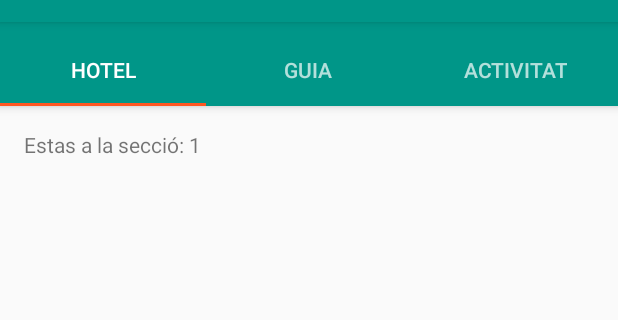
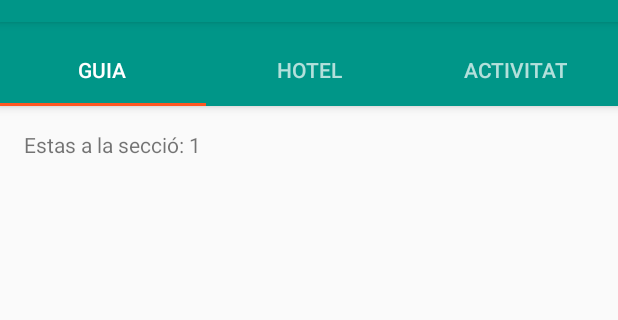
Before and after one commit to rocduran/TV3.1, an Android app: the EnquestaActivity screen opened directly, with no data from a screen before it, on a phone screen of 412 x 824 dp, the part 62-382 px from its top. Run offline under Robolectric (Android 15) with nearby library versions, the phone set to English and light mode, and no system bars.

Commit message:
Canvis petits i irrellevants
Comunicació entre fragmentDetail i EnquestaActivity

```diff
--- a/app/src/main/java/ad/uda/rocmoi/activities/EnquestaActivity.java
+++ b/app/src/main/java/ad/uda/rocmoi/activities/EnquestaActivity.java
@@ -22,6 +22,7 @@ import android.view.ViewGroup;
 import android.widget.TextView;
 
 import ad.uda.rocmoi.R;
+import ad.uda.rocmoi.fragments.EnquestaDetailFragment;
 
 
 public class EnquestaActivity extends AppCompatActivity {
@@ -35,7 +36,7 @@ public class EnquestaActivity extends AppCompatActivity {
      * {@link android.support.v4.app.FragmentStatePagerAdapter}.
      */
     private SectionsPagerAdapter mSectionsPagerAdapter;
-
+    public static final String ARG_ITEM_ID = "possicio";
     /**
      * The {@link ViewPager} that will host the section contents.
      */
@@ -161,7 +162,8 @@ public class EnquestaActivity extends AppCompatActivity {
                                  Bundle savedInstanceState) {
             View rootView = inflater.inflate(R.layout.fragment_enquesta, container, false);
             TextView textView = (TextView) rootView.findViewById(R.id.section_label);
-            textView.setText(getString(R.string.section_format, getArguments().getInt(ARG_SECTION_NUMBER)));
+            //textView.setText(getString(R.string.section_format, getArguments().getInt(ARG_SECTION_NUMBER)));
+            textView.setText(getString(R.string.section_format, EnquestaDetailFragment.getPosicio()));
             return rootView;
         }
     }
--- a/app/src/main/res/values/strings.xml
+++ b/app/src/main/res/values/strings.xml
@@ -6,8 +6,8 @@
     <string name="action_sortir">Sortir</string>
 
     <string name="action_finish">Acabar dossier</string>
-    <string name="seccio1">Hotel</string>
-    <string name="seccio2">Guia</string>
+    <string name="seccio1">Guia</string>
+    <string name="seccio2">Hotel</string>
     <string name="seccio3">Activitat</string>
     <string name="section_format">Estas a la secció: %1$d</string>
     <string name="MessageProgressDialog">Please wait...</string>
```
Also changed, not shown: app/src/main/java/ad/uda/rocmoi/fragments/EnquestaDetailFragment.java (+14 -11 lines).
